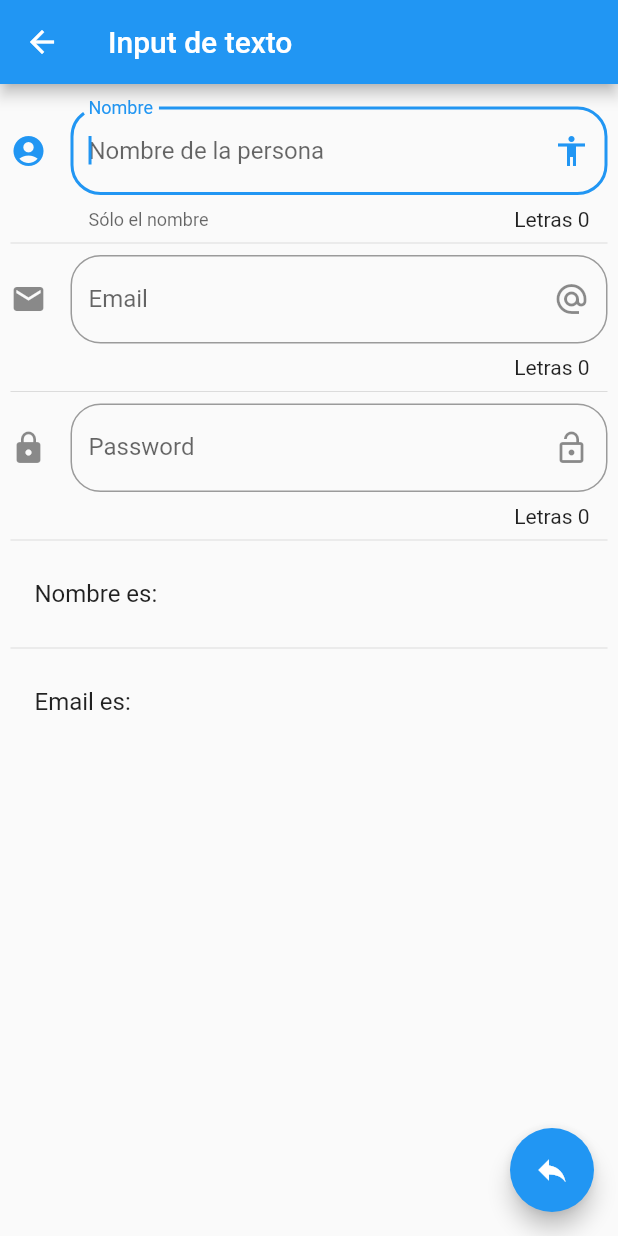
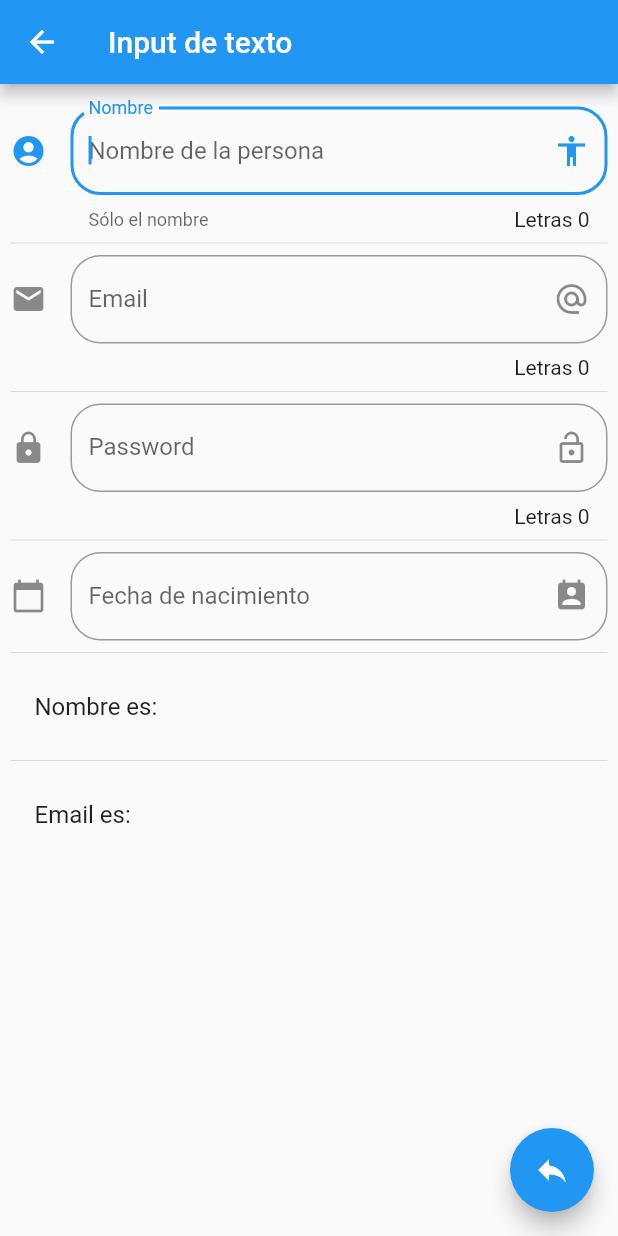
Before and after one commit to evergara/flutter_componentes_app, a Flutter app: the InputPage screen opened by its route, on a phone screen of 412 x 824 dp. Run offline on Flutter 3.47's test engine with Material 2 defaults, Android fonts, the phone set to English and light mode, and no system bars.

Commit message:
Configuramos input tipo fechas y la internacionalizacion

```diff
--- a/lib/src/page/Input_page.dart
+++ b/lib/src/page/Input_page.dart
@@ -11,6 +11,8 @@ class _InputPageState extends State<InputPage> {
   String _nombre = '';
   String _email = '';
   String _password = '';
+  String _fecha = '';
+  TextEditingController _fechaController = new TextEditingController();
 
   @override
   Widget build(BuildContext context) {
@@ -26,6 +28,8 @@ class _InputPageState extends State<InputPage> {
           _crearEmail(),
           Divider(),
           _crearPassword(),
+          Divider(),
+          _crearFecha(context),
           Divider(),
           _crearPersona(),
           Divider(),
@@ -118,4 +122,42 @@ class _InputPageState extends State<InputPage> {
       },
     );
   }
+
+  Widget _crearFecha(BuildContext context) {
+    return TextField(
+      //keyboardType: TextInputType.password,
+      enableInteractiveSelection: false,
+      controller: _fechaController,
+      decoration: InputDecoration(
+        border: OutlineInputBorder(
+          borderRadius: BorderRadius.circular(20.0),
+        ),
+        hintText: 'Fecha de nacimiento',
+        labelText: 'Fecha de nacimiento',
+        suffixIcon: Icon(Icons.perm_contact_calendar),
+        icon: Icon(Icons.calendar_today),
+      ),
+      onTap: () {
+        FocusScope.of(context).requestFocus(new FocusNode());
+        _selectDate(context);
+      },
+    );
+  }
+
+  _selectDate(BuildContext context) async {
+    DateTime? picked = await showDatePicker(
+      context: context,
+      initialDate: new DateTime.now(),
+      firstDate: new DateTime(2018),
+      lastDate: new DateTime(2050),
+      locale: Locale('es', 'ES'),
+    );
+
+    if (picked != null) {
+      setState(() {
+        _fecha = picked.toString();
+        _fechaController.text = _fecha;
+      });
+    }
+  }
 }
--- a/lib/src/route/route.dart
+++ b/lib/src/route/route.dart
@@ -14,6 +14,6 @@ Map<String, WidgetBuilder> getApplicationRoutes() {
     'avatar': (BuildContext context) => AvatarPage(),
     'card': (BuildContext context) => CardPage(),
     'animatedContainer': (BuildContext context) => AnimatedContainerPage(),
-    'inputs': (BuildContext context) => InputPage(),
+    'input': (BuildContext context) => InputPage(),
   };
 }
--- a/pubspec.yaml
+++ b/pubspec.yaml
@@ -28,6 +28,8 @@ environment:
 # versions available, run `flutter pub outdated`.
 dependencies:
   flutter:
+    sdk: flutter
+  flutter_localizations:
     sdk: flutter
 
   # The following adds the Cupertino Icons font to your application.
```
Also changed, not shown: lib/main.dart (+10 -0 lines).
